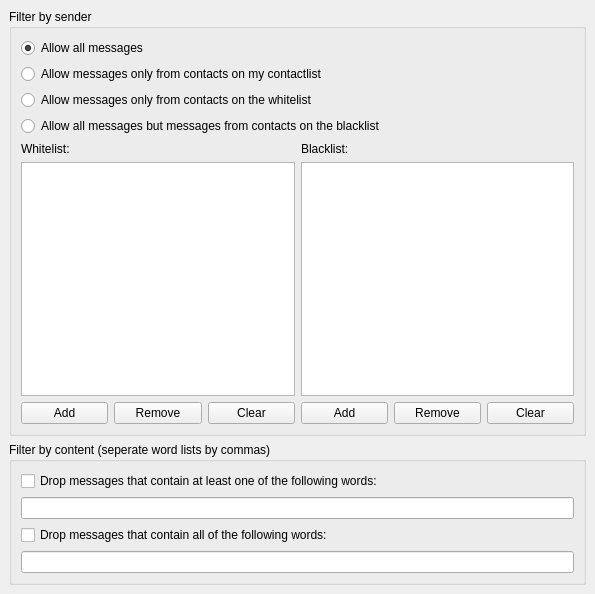
Old version of the form plugins/privacy/privacydialog.ui in the repository KDE/kopete.
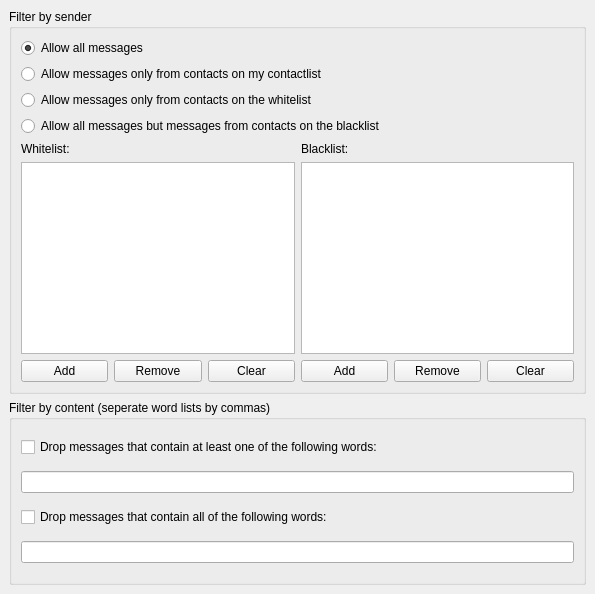
New version of the form.

Commit message: Combine the ProtocolId with the ContactId to filter messages by sender. That breaks adding contacts to the lists for now. Also start using the MetaContactSelectorWidget for adding contacts (doesn't work yet).

Diff of the .ui file:
```diff
--- a/plugins/privacy/privacydialog.ui
+++ b/plugins/privacy/privacydialog.ui
@@ -34,46 +34,15 @@
       <property name="spacing" >
        <number>6</number>
       </property>
-      <item row="4" column="1" >
-       <layout class="QGridLayout" >
-        <property name="margin" >
-         <number>0</number>
+      <item row="0" column="0" colspan="2" >
+       <widget class="QRadioButton" name="radioAllowAll" >
+        <property name="text" >
+         <string>Allow all messages</string>
         </property>
-        <property name="spacing" >
-         <number>6</number>
+        <property name="checked" >
+         <bool>true</bool>
         </property>
-        <item row="0" column="0" colspan="3" >
-         <widget class="QLabel" name="label_2" >
-          <property name="text" >
-           <string>Blacklist:</string>
-          </property>
-         </widget>
-        </item>
-        <item row="2" column="0" >
-         <widget class="QPushButton" name="btnAddToBlackList" >
-          <property name="text" >
-           <string>Add</string>
-          </property>
-         </widget>
-        </item>
-        <item row="1" column="0" colspan="3" >
-         <widget class="QListWidget" name="listBlackList" />
-        </item>
-        <item row="2" column="1" >
-         <widget class="QPushButton" name="btnRemoveFromBlackList" >
-          <property name="text" >
-           <string>Remove</string>
-          </property>
-         </widget>
-        </item>
-        <item row="2" column="2" >
-         <widget class="QPushButton" name="btnClearBlackList" >
-          <property name="text" >
-           <string>Clear</string>
-          </property>
-         </widget>
-        </item>
-       </layout>
+       </widget>
       </item>
       <item row="1" column="0" colspan="2" >
        <widget class="QRadioButton" name="radioOnlyContactList" >
@@ -89,57 +58,6 @@
         </property>
        </widget>
       </item>
-      <item row="0" column="0" colspan="2" >
-       <widget class="QRadioButton" name="radioAllowAll" >
-        <property name="text" >
-         <string>Allow all messages</string>
-        </property>
-        <property name="checked" >
-         <bool>true</bool>
-        </property>
-       </widget>
-      </item>
-      <item row="4" column="0" >
-       <layout class="QGridLayout" >
-        <property name="margin" >
-         <number>0</number>
-        </property>
-        <property name="spacing" >
-         <number>6</number>
-        </property>
-        <item row="1" column="0" colspan="3" >
-         <widget class="QListWidget" name="listWhiteList" />
-        </item>
-        <item row="0" column="0" colspan="2" >
-         <widget class="QLabel" name="label" >
-          <property name="text" >
-           <string>Whitelist:</string>
-          </property>
-         </widget>
-        </item>
-        <item row="2" column="1" >
-         <widget class="QPushButton" name="btnRemoveFromWhiteList" >
-          <property name="text" >
-           <string>Remove</string>
-          </property>
-         </widget>
-        </item>
-        <item row="2" column="0" >
-         <widget class="QPushButton" name="btnAddToWhiteList" >
-          <property name="text" >
-           <string>Add</string>
-          </property>
-         </widget>
-        </item>
-        <item row="2" column="2" >
-         <widget class="QPushButton" name="btnClearWhiteList" >
-          <property name="text" >
-           <string>Clear</string>
-          </property>
-         </widget>
-        </item>
-       </layout>
-      </item>
       <item row="3" column="0" colspan="2" >
        <widget class="QRadioButton" name="radioAllButBlackList" >
         <property name="text" >
@@ -147,6 +65,92 @@
         </property>
        </widget>
       </item>
+      <item rowspan="2" row="4" column="0" >
+       <layout class="QGridLayout" >
+        <property name="margin" >
+         <number>0</number>
+        </property>
+        <property name="spacing" >
+         <number>6</number>
+        </property>
+        <item row="2" column="1" >
+         <widget class="QPushButton" name="btnRemoveFromWhiteList" >
+          <property name="text" >
+           <string>Remove</string>
+          </property>
+         </widget>
+        </item>
+        <item row="2" column="2" >
+         <widget class="QPushButton" name="btnClearWhiteList" >
+          <property name="text" >
+           <string>Clear</string>
+          </property>
+         </widget>
+        </item>
+        <item row="1" column="0" colspan="3" >
+         <widget class="QTableView" name="listWhiteList" >
+          <property name="showGrid" >
+           <bool>false</bool>
+          </property>
+         </widget>
+        </item>
+        <item row="2" column="0" >
+         <widget class="QPushButton" name="btnAddToWhiteList" >
+          <property name="text" >
+           <string>Add</string>
+          </property>
+         </widget>
+        </item>
+        <item row="0" column="0" colspan="2" >
+         <widget class="QLabel" name="label" >
+          <property name="text" >
+           <string>Whitelist:</string>
+          </property>
+         </widget>
+        </item>
+       </layout>
+      </item>
+      <item rowspan="2" row="4" column="1" >
+       <layout class="QGridLayout" >
+        <property name="margin" >
+         <number>0</number>
+        </property>
+        <property name="spacing" >
+         <number>6</number>
+        </property>
+        <item row="2" column="1" >
+         <widget class="QPushButton" name="btnRemoveFromBlackList" >
+          <property name="text" >
+           <string>Remove</string>
+          </property>
+         </widget>
+        </item>
+        <item row="1" column="0" colspan="3" >
+         <widget class="QTableView" name="listBlackList" />
+        </item>
+        <item row="2" column="0" >
+         <widget class="QPushButton" name="btnAddToBlackList" >
+          <property name="text" >
+           <string>Add</string>
+          </property>
+         </widget>
+        </item>
+        <item row="0" column="0" colspan="3" >
+         <widget class="QLabel" name="label_2" >
+          <property name="text" >
+           <string>Blacklist:</string>
+          </property>
+         </widget>
+        </item>
+        <item row="2" column="2" >
+         <widget class="QPushButton" name="btnClearBlackList" >
+          <property name="text" >
+           <string>Clear</string>
+          </property>
+         </widget>
+        </item>
+       </layout>
+      </item>
      </layout>
     </widget>
    </item>
```
The commit also changes 7 other files.
